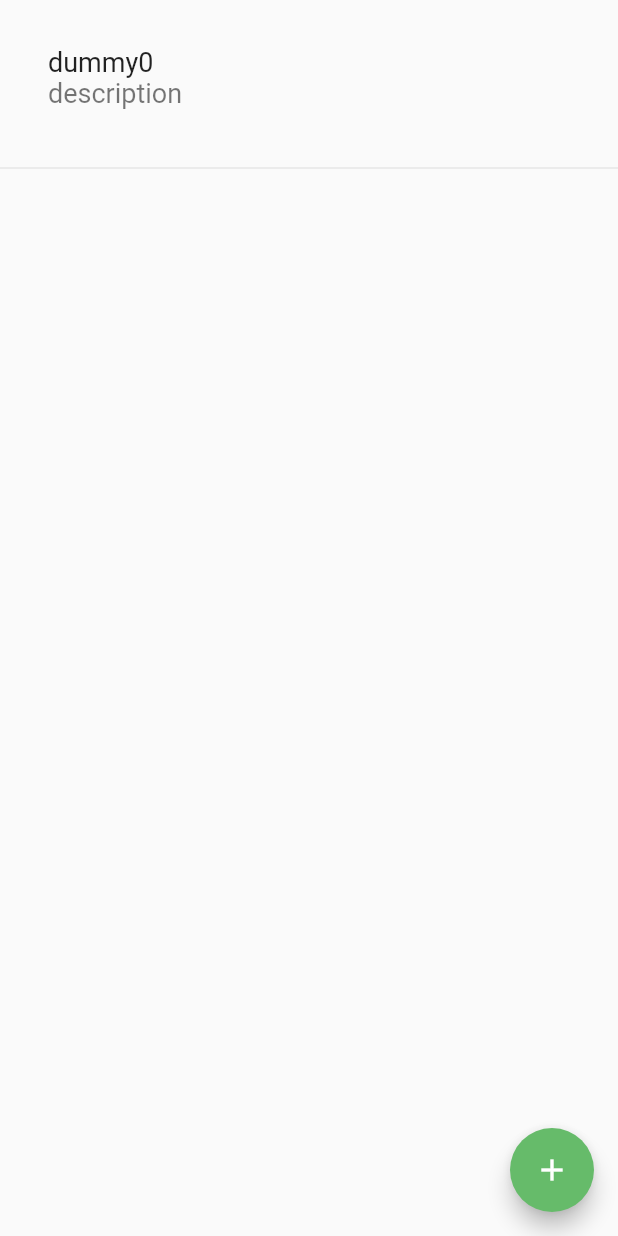
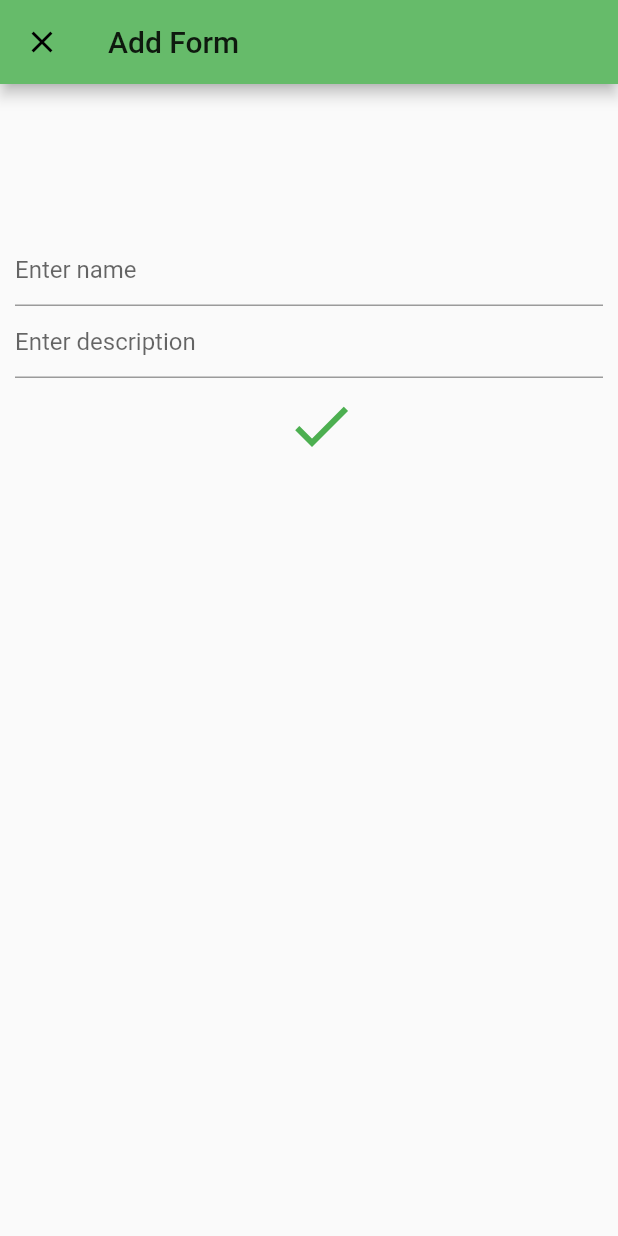
Before and after one commit to imranhashmi/dukaandar, a Flutter app: the SurveysPage screen opened directly, after a tap on the "add" icon, on a phone screen of 412 x 824 dp. Run offline on Flutter 3.47's test engine with Material 2 defaults, Android fonts, the phone set to English and light mode, and no system bars.

Commit message:
#16 new item form

```diff
--- a/lib/datamodel/survey.dart
+++ b/lib/datamodel/survey.dart
@@ -1,6 +1,6 @@
 class Survey {
-  final String name;
-  final String description;
+  String name;
+  String description;
 
   Survey(this.name, this.description) {
     if (name == null) {
--- /dev/null
+++ b/lib/pages/add_form.dart
@@ -0,0 +1,42 @@
+import 'package:flutter/material.dart';
+import 'package:dukandaar/strings.dart';
+
+import 'package:dukandaar/datamodel/survey.dart';
+
+class AddForm extends StatelessWidget {
+  @override
+  Widget build(BuildContext context) {
+    return new Scaffold (
+      appBar: new AppBar(
+        title: new Text(Strings.addTitle),
+        leading: new IconButton(
+          icon: new Icon(Icons.close),
+          onPressed: (){ Navigator.pop(context, null); },
+        ),
+      ),
+      body: new Container(
+        padding: new EdgeInsets.fromLTRB(10.0, 100.0, 10.0, 10.0),
+        child: new Column(
+          children: <Widget>[
+            new TextField(
+              decoration: new InputDecoration(
+                hintText: "Enter name"
+              ),
+            ),
+            new TextField(
+              decoration: new InputDecoration(
+                hintText: "Enter description"
+              ),
+            ),
+            new IconButton(
+              icon: new Icon(Icons.done, color: Colors.green, size: 48.0),
+              onPressed: () {
+                final item = new Survey("dummy","add form item");
+                Navigator.pop(context, item); }
+            ),
+          ],
+        ),
+      )
+    );
+  }
+}
--- a/lib/pages/surveys_page.dart
+++ b/lib/pages/surveys_page.dart
@@ -4,6 +4,7 @@ import 'package:flutter/material.dart';
 import 'package:http/http.dart' as http;
 
 import 'package:dukandaar/datamodel/survey.dart';
+import 'package:dukandaar/pages/add_form.dart';
 
 class SurveysPageState extends State<SurveysPage> {
   var _items = <Survey>[];
@@ -19,7 +20,7 @@ class SurveysPageState extends State<SurveysPage> {
   Widget build(BuildContext context) {
     return new Scaffold (
       floatingActionButton: new FloatingActionButton(
-        onPressed: _addData,
+        onPressed: () { _showForm(context); },
         tooltip: 'Add',
         backgroundColor: Colors.green[400],
         child: new Icon(Icons.add)
@@ -62,12 +63,25 @@ class SurveysPageState extends State<SurveysPage> {
     });
   }
 
-  _addData(){
+  _addData(Survey item){
     setState((){
       // add new item here,
-      final item = new Survey("dummy" + "${_items.length}","description");
+       item.name += "${_items.length}";
       _items.add(item);
     });
+  }
+
+  _showForm(BuildContext context) async {
+    Survey item = await Navigator.of(context).push(
+      new MaterialPageRoute<Survey>(
+        builder: (BuildContext context) {
+          return new AddForm();
+        }
+      )
+    );
+    if(item != null){
+      _addData(item);
+    }
   }
 
   // NOT USED for now
--- a/lib/strings.dart
+++ b/lib/strings.dart
@@ -1,6 +1,7 @@
 class Strings {
   static String appTitle = "Dukaandar";
   static String homeTitle = "Home Page";
+  static String addTitle = "Add Form";
   static String profileTitle = "Profile Page";
   static String surveysTitle = "Surveys Page";
   static String tasksTitle = "Tasks Page";
```
